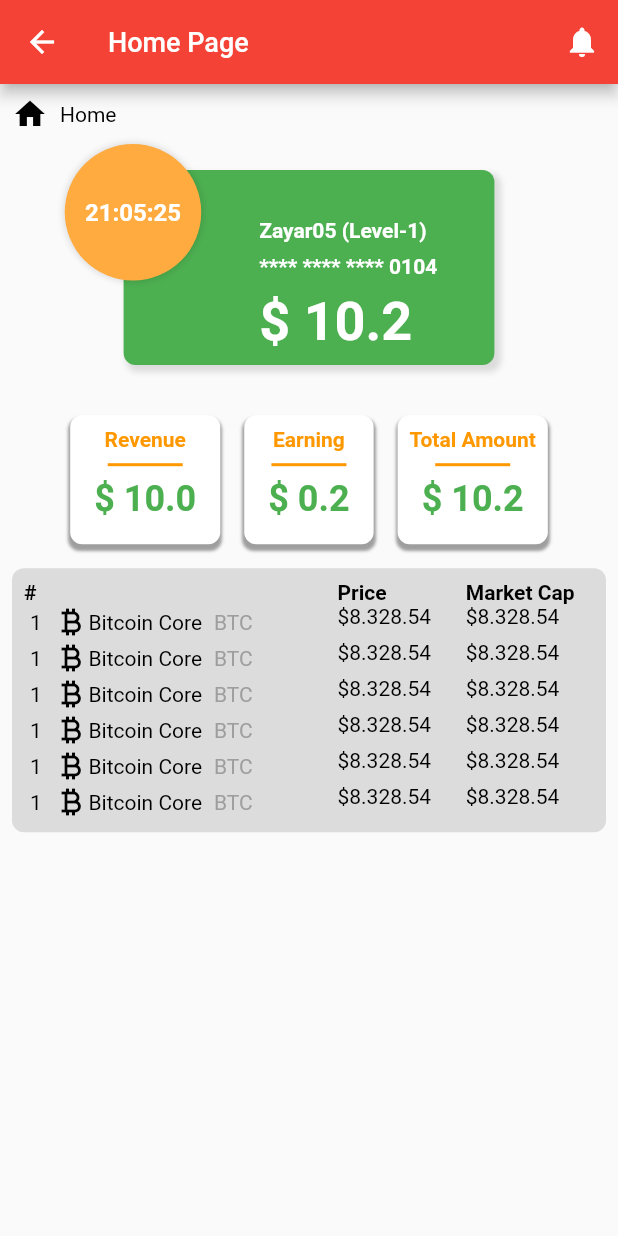
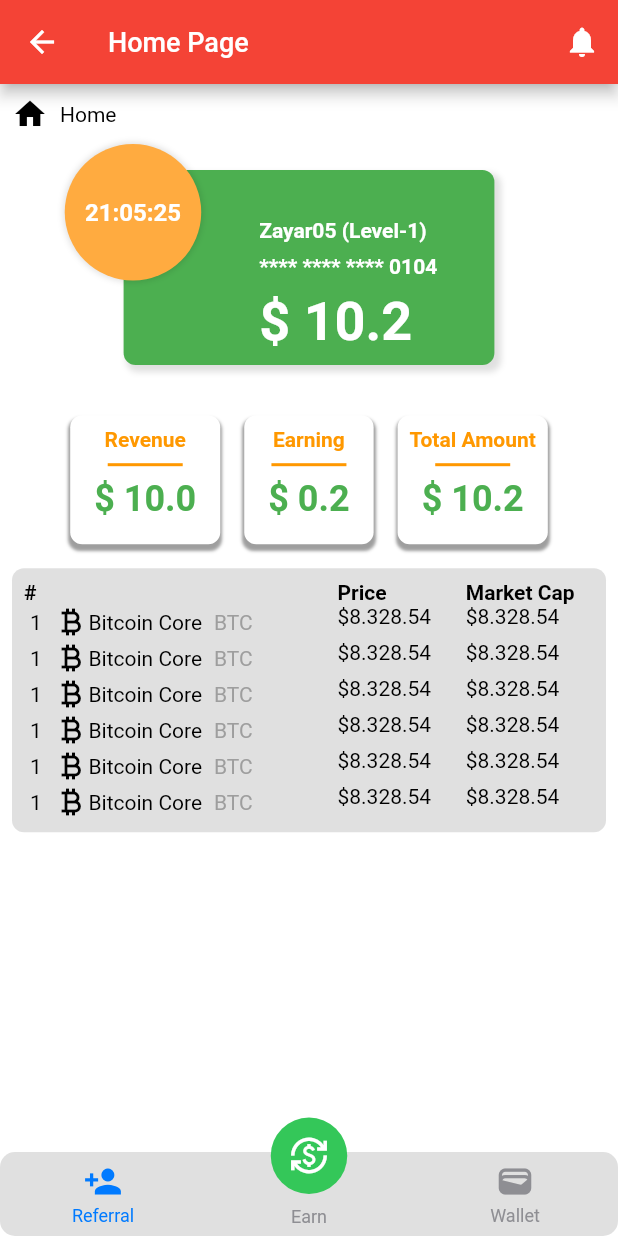
Before and after one commit to mmsoftware100/flutter-backbone, a Flutter app: the HomePage screen opened by its route, on a phone screen of 412 x 824 dp. Run offline on Flutter 3.47's test engine with Material 2 defaults, Android fonts, the phone set to English and light mode, and no system bars; drawn by our look-alikes of persistent_bottom_nav_bar; our stand-ins replace dartz, dio, equatable, flutter_local_notifications, flutter_spinkit, get_it and 1 more; missing offline and left inert: encrypt; accounts and stored records are empty; project files that could hold a hidden picture were left out.

Commit message:
home page basic ui added

```diff
--- a/lib/features/presentation/pages/home_page.dart
+++ b/lib/features/presentation/pages/home_page.dart
@@ -1,5 +1,7 @@
 
+import 'package:flutter/cupertino.dart';
 import 'package:flutter/material.dart';
+import 'package:persistent_bottom_nav_bar/persistent_tab_view.dart';
 
 class HomePage extends StatefulWidget {
   static String routeName = "/HomePage";
@@ -10,6 +12,10 @@ class HomePage extends StatefulWidget {
 }
 
 class _HomePageState extends State<HomePage> {
+
+  PersistentTabController _controller = PersistentTabController(initialIndex: 0);
+
+
   @override
   Widget build(BuildContext context) {
     return Scaffold(
@@ -19,9 +25,75 @@ class _HomePageState extends State<HomePage> {
           IconButton(onPressed: (){}, icon: Icon(Icons.notifications))
         ],
       ),
-      body: _mainWidget(),
+      body: _bottomNavigation(),
     );
   }
+
+  Widget _bottomNavigation(){
+    return PersistentTabView(
+      context,
+      controller: _controller,
+      screens: _buildScreens(),
+      items: _navBarsItems(),
+      confineInSafeArea: true,
+      backgroundColor: Colors.black12, // Default is Colors.white.
+      handleAndroidBackButtonPress: true, // Default is true.
+      resizeToAvoidBottomInset: true, // This needs to be true if you want to move up the screen when keyboard appears. Default is true.
+      stateManagement: true, // Default is true.
+      hideNavigationBarWhenKeyboardShows: true, // Recommended to set 'resizeToAvoidBottomInset' as true while using this argument. Default is true.
+      decoration: NavBarDecoration(
+        borderRadius: BorderRadius.circular(10.0),
+        colorBehindNavBar: Colors.white,
+      ),
+      popAllScreensOnTapOfSelectedTab: true,
+      popActionScreens: PopActionScreensType.all,
+      itemAnimationProperties: ItemAnimationProperties( // Navigation Bar's items animation properties.
+        duration: Duration(milliseconds: 200),
+        curve: Curves.ease,
+      ),
+      screenTransitionAnimation: ScreenTransitionAnimation( // Screen transition animation on change of selected tab.
+        animateTabTransition: true,
+        curve: Curves.ease,
+        duration: Duration(milliseconds: 200),
+      ),
+      navBarStyle: NavBarStyle.style15, // Choose the nav bar style with this property.
+    );
+  }
+  List<Widget> _buildScreens() {
+    return [
+      _mainWidget(),
+      _mainWidget(),
+      _mainWidget()
+    ];
+  }
+
+  List<PersistentBottomNavBarItem> _navBarsItems() {
+    return [
+      PersistentBottomNavBarItem(
+        icon: Icon(Icons.person_add),
+        title: ("Referral"),
+        activeColorPrimary: CupertinoColors.activeBlue,
+        inactiveColorPrimary: CupertinoColors.systemGrey,
+      ),
+
+      PersistentBottomNavBarItem(
+        icon: Icon(Icons.currency_exchange, color: Colors.white,),
+        title: ("Earn"),
+        activeColorPrimary: CupertinoColors.activeGreen,
+        inactiveColorPrimary: CupertinoColors.systemGrey,
+      ),
+
+      PersistentBottomNavBarItem(
+        icon: Icon(Icons.wallet),
+        title: ("Wallet"),
+        activeColorPrimary: CupertinoColors.activeBlue,
+        inactiveColorPrimary: CupertinoColors.systemGrey,
+      ),
+    ];
+  }
+
+
+
 
   Widget _mainWidget(){
     return Column(
```
